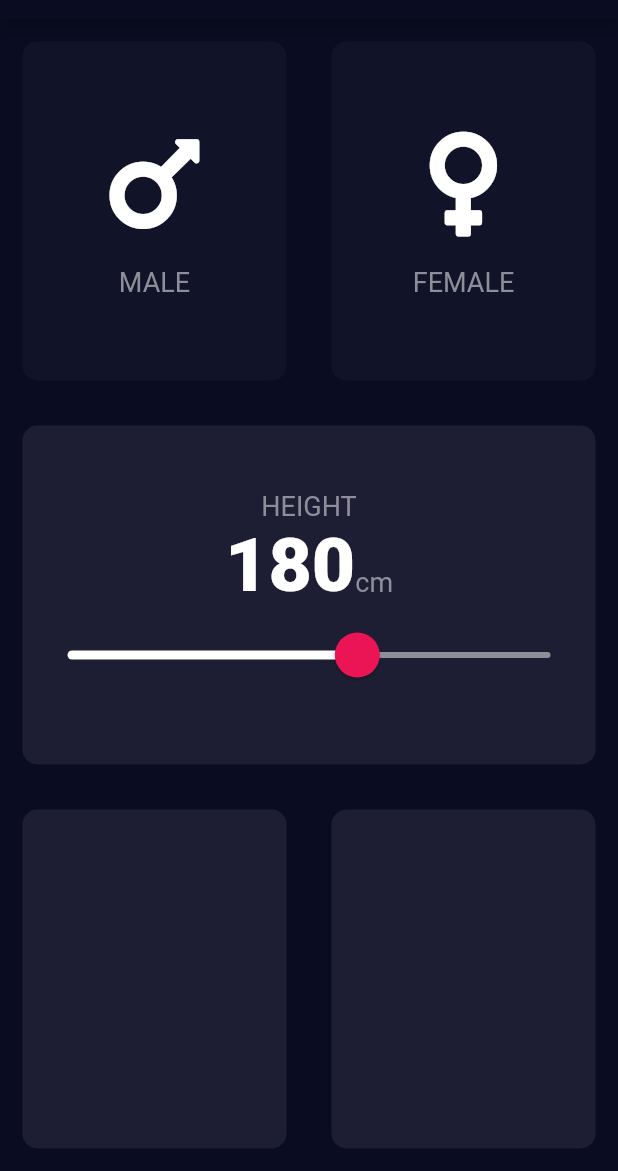
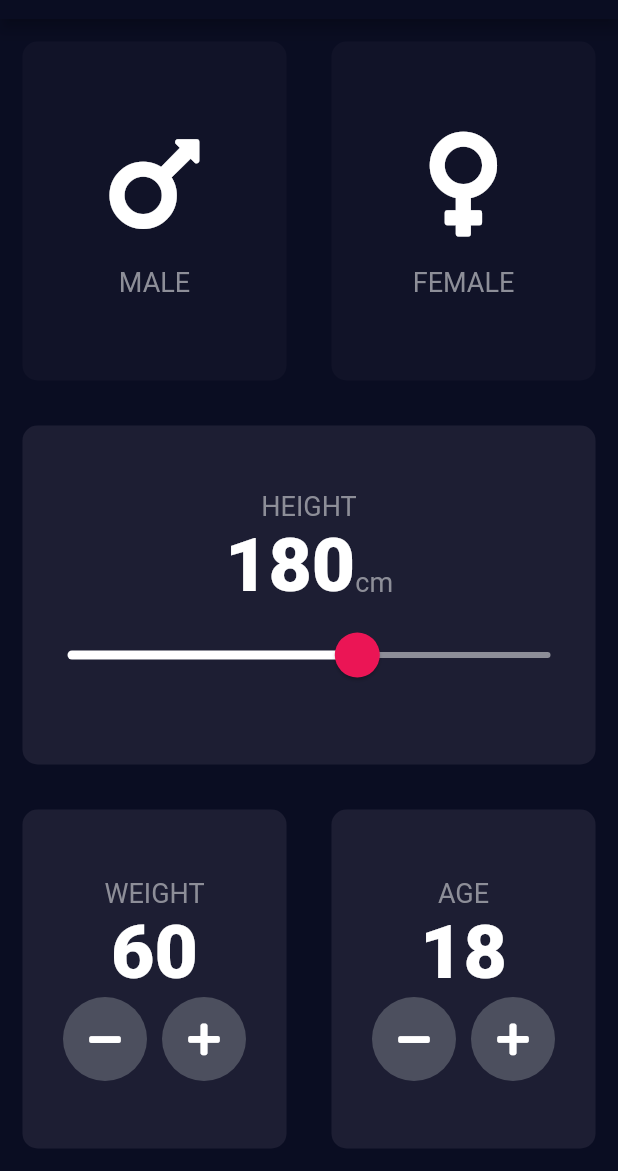
Before and after one commit to tadeumendonca/flutter-bootcamp-with-dart, a Flutter app: the screen it shows after launch, on a phone screen of 412 x 824 dp, the part 65-1236 px from its top. Run offline on Flutter 3.47's test engine with Material 2 defaults, Android fonts, the phone set to English and light mode, and no system bars; our stand-ins replace audioplayers, font_awesome_flutter.

Commit message:
Page complete

```diff
--- a/bmi_calculator_flutter_master/lib/input_page.dart
+++ b/bmi_calculator_flutter_master/lib/input_page.dart
@@ -14,6 +14,8 @@
 class _InputPageState extends State<InputPage> {
   Gender selectedGender;
   int height = 180;
+  int weight = 60;
+  int age = 18;
 
   @override
   Widget build(BuildContext context) {
@@ -125,11 +127,83 @@
                 Expanded(
                   child: ReusableCard(
                     color: kActiveCardColor,
+                    cardChild: Column(
+                      mainAxisAlignment: MainAxisAlignment.center,
+                      children: <Widget>[
+                        Text(
+                          'WEIGHT',
+                          style: kLabelTextStyle,
+                        ),
+                        Text(
+                          weight.toString(),
+                          style: kNumberTextStyle,
+                        ),
+                        Row(
+                            mainAxisAlignment: MainAxisAlignment.center,
+                            children: <Widget>[
+                              RoundIconButton(
+                                icon: FontAwesomeIcons.minus,
+                                onPressed: () {
+                                  setState(() {
+                                    weight--;
+                                  });
+                                },
+                              ),
+                              SizedBox(
+                                width: 10.0,
+                              ),
+                              RoundIconButton(
+                                icon: FontAwesomeIcons.plus,
+                                onPressed: () {
+                                  setState(() {
+                                    weight++;
+                                  });
+                                },
+                              ),
+                            ])
+                      ],
+                    ),
                   ),
                 ),
                 Expanded(
                   child: ReusableCard(
                     color: kActiveCardColor,
+                    cardChild: Column(
+                      mainAxisAlignment: MainAxisAlignment.center,
+                      children: <Widget>[
+                        Text(
+                          'AGE',
+                          style: kLabelTextStyle,
+                        ),
+                        Text(
+                          age.toString(),
+                          style: kNumberTextStyle,
+                        ),
+                        Row(
+                            mainAxisAlignment: MainAxisAlignment.center,
+                            children: <Widget>[
+                              RoundIconButton(
+                                icon: FontAwesomeIcons.minus,
+                                onPressed: () {
+                                  setState(() {
+                                    age--;
+                                  });
+                                },
+                              ),
+                              SizedBox(
+                                width: 10.0,
+                              ),
+                              RoundIconButton(
+                                icon: FontAwesomeIcons.plus,
+                                onPressed: () {
+                                  setState(() {
+                                    age++;
+                                  });
+                                },
+                              ),
+                            ])
+                      ],
+                    ),
                   ),
                 ),
               ],
@@ -140,3 +214,26 @@
     );
   }
 }
+
+class RoundIconButton extends StatelessWidget {
+  RoundIconButton({@required this.icon, this.onPressed});
+
+  final IconData icon;
+  final Function onPressed;
+
+  @override
+  Widget build(BuildContext context) {
+    return RawMaterialButton(
+      child: Icon(icon),
+      onPressed: onPressed,
+      elevation: 0.0,
+      disabledElevation: 6.0,
+      constraints: BoxConstraints.tightFor(
+        width: 56.0,
+        height: 56.0,
+      ),
+      shape: CircleBorder(),
+      fillColor: Color(0xFF4C4F5E),
+    );
+  }
+}
```
